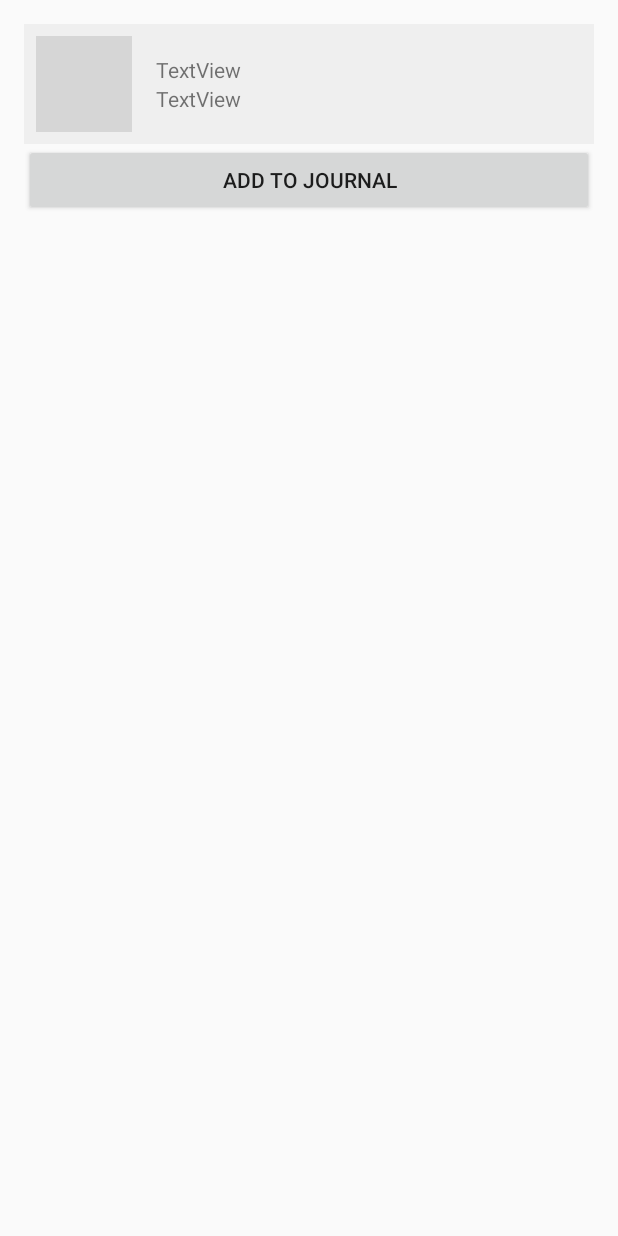
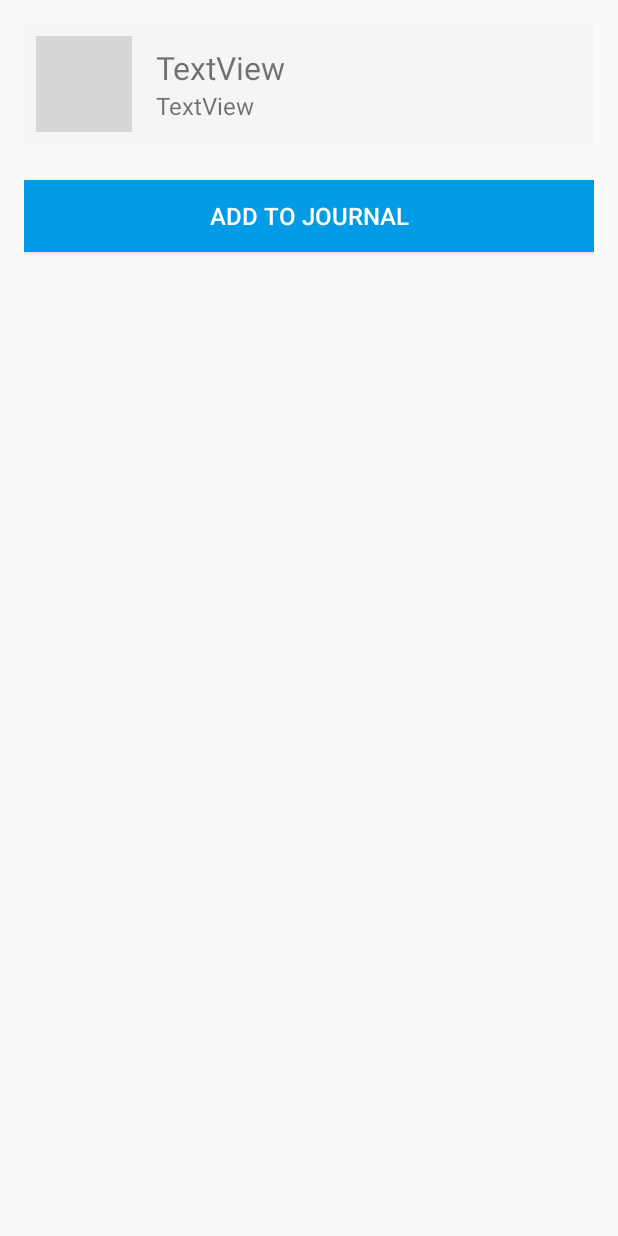
Before and after one commit to BakkerTom/parkhop_android, an Android app: the layout fragment_bottom_sheet_dialog.xml on its own in the app's theme, with its tools: preview values and no code run, on a phone screen of 412 x 824 dp. Run offline under Robolectric (Android 15) with nearby library versions, the phone set to English and light mode, and no system bars; network calls fail; grey boxes are pictures that could not be loaded.

Commit message:
Styling changes

```diff
--- a/app/src/main/java/com/parkhop/parkhop/adapter/JournalAdapter.kt
+++ b/app/src/main/java/com/parkhop/parkhop/adapter/JournalAdapter.kt
@@ -7,6 +7,7 @@ import android.view.ViewGroup
 import com.parkhop.parkhop.R
 import com.parkhop.parkhop.inflate
 import com.parkhop.parkhop.model.JournalEntry
+import com.squareup.picasso.Picasso
 import kotlinx.android.synthetic.main.journal_item.view.*
 
 class JournalAdapter(private val journalEntries: List<JournalEntry>) : RecyclerView.Adapter<JournalAdapter.JournalEntryHolder>() {
@@ -39,6 +40,7 @@ class JournalAdapter(private val journalEntries: List<JournalEntry>) : RecyclerV
             this.journalEntry = journalEntry
             view.nameView.text = journalEntry.rideName
             view.parkView.text = journalEntry.parkName
+            Picasso.get().load("https://programmerenissexy.nl" + journalEntry.thumbnailUrl).into(view.thumbnailView)
         }
 
         companion object {
--- a/app/src/main/res/layout/activity_main.xml
+++ b/app/src/main/res/layout/activity_main.xml
@@ -17,6 +17,7 @@
             android:layout_width="match_parent"
             android:layout_height="wrap_content"
             android:layout_gravity="bottom"
-            app:menu="@menu/navigation" />
+            app:menu="@menu/navigation"
+            android:background="@android:color/white"/>
 
 </android.support.design.widget.CoordinatorLayout>
--- a/app/src/main/res/layout/fragment_bottom_sheet_dialog.xml
+++ b/app/src/main/res/layout/fragment_bottom_sheet_dialog.xml
@@ -7,7 +7,7 @@
 android:padding="16dp">
 
     <LinearLayout android:layout_width="match_parent" android:layout_height="wrap_content"
-                  android:orientation="horizontal" android:gravity="center" android:background="#efefef" android:padding="8dp">
+                  android:orientation="horizontal" android:gravity="center" android:background="#f5f5f5" android:padding="8dp">
 
         <ImageView
                 android:layout_width="64dp"
@@ -20,17 +20,24 @@ android:padding="16dp">
                 android:layout_height="wrap_content" android:layout_weight="1">
             <TextView
                     android:text="TextView"
+                    android:textSize="21sp"
                     android:layout_width="match_parent"
                     android:layout_height="wrap_content" android:id="@+id/rideTextView"/>
             <TextView
                     android:text="TextView"
+                    android:textSize="16sp"
                     android:layout_width="match_parent"
                     android:layout_height="wrap_content" android:id="@+id/parkTextView"/>
         </LinearLayout>
 
     </LinearLayout>
+
     <Button
             android:text="Add to Journal"
+            android:textSize="16sp"
+            android:background="@color/colorPrimary"
+            android:textColor="@color/colorAccent"
+            android:layout_marginTop="24dp"
             android:layout_width="match_parent"
             android:layout_height="wrap_content" android:id="@+id/addToJournalButton"/>
 
--- a/app/src/main/res/menu/main.xml
+++ b/app/src/main/res/menu/main.xml
@@ -3,7 +3,7 @@
     <item
         android:title="Search"
         android:id="@+id/menu_search"
-        android:icon="@android:drawable/ic_menu_search"
+        android:icon="@drawable/ic_search_black_24dp"
         app:showAsAction="always|collapseActionView"
         app:actionViewClass="android.support.v7.widget.SearchView"
     />
--- a/app/src/main/res/menu/navigation.xml
+++ b/app/src/main/res/menu/navigation.xml
@@ -6,7 +6,7 @@
             android:icon="@drawable/ic_dashboard_black_24dp"/>
 
     <item android:id="@+id/navigation_discover"
-          android:icon="@android:drawable/ic_menu_search"
+          android:icon="@drawable/ic_search_black_24dp"
           android:title="Discover"/>
 
     <item android:id="@+id/navigation_settings"
--- a/app/src/main/res/values/colors.xml
+++ b/app/src/main/res/values/colors.xml
@@ -1,6 +1,6 @@
 <?xml version="1.0" encoding="utf-8"?>
 <resources>
-    <color name="colorPrimary">#008577</color>
-    <color name="colorPrimaryDark">#00574B</color>
-    <color name="colorAccent">#D81B60</color>
+    <color name="colorPrimary">#039be5</color>
+    <color name="colorPrimaryDark">#0277bd</color>
+    <color name="colorAccent">#ffffff</color>
 </resources>
```
Also changed, not shown: app/src/main/res/drawable/rounded_corner.xml (added, +10 -0 lines), app/src/main/res/layout/journal_item.xml (+6 -4 lines).
